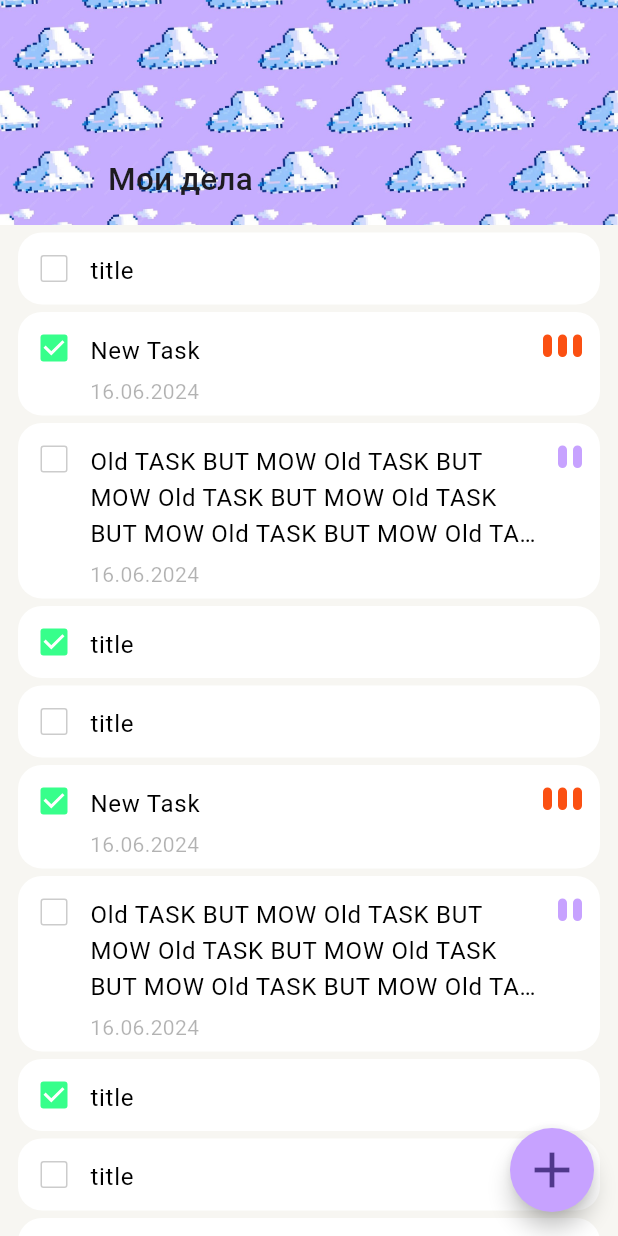
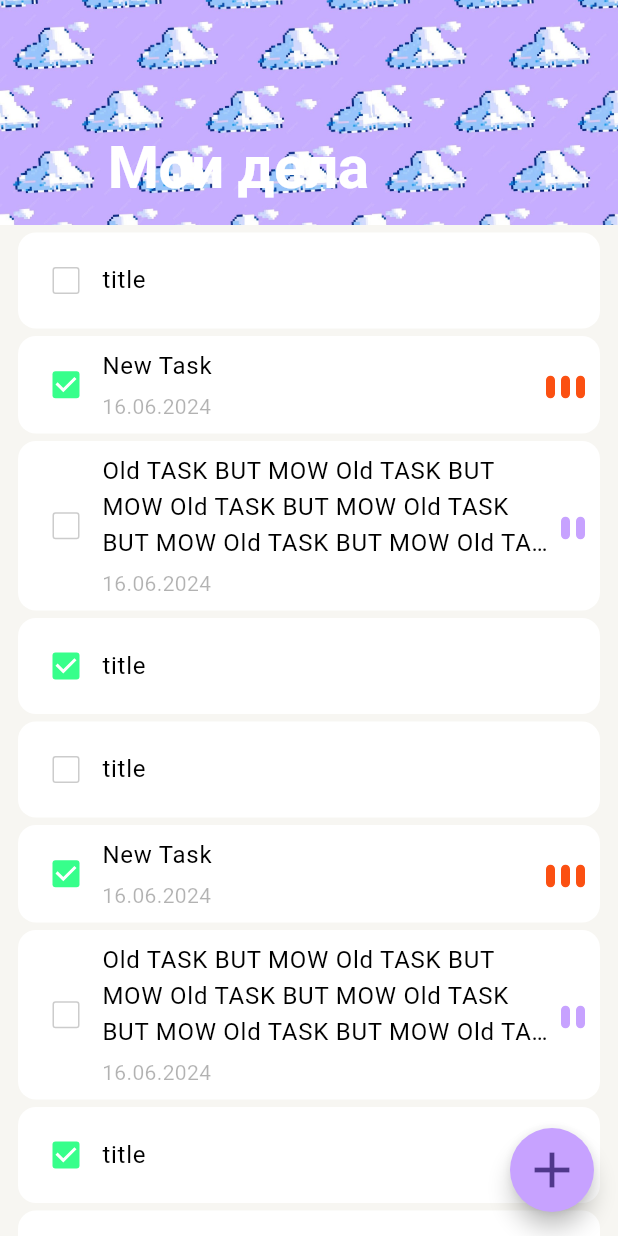
Before and after one commit to PumpkinJuce/todo_list, a Flutter app: the screen it shows after launch, on a phone screen of 412 x 824 dp. Run offline on Flutter 3.47's test engine with Material 3 defaults, Android fonts, the phone set to English and light mode, and no system bars; drawn by our look-alikes of flutter_slidable; our stand-ins replace equatable, logger.

Commit message:
HW-1: MainPage view fixes

```diff
--- a/todo_list/lib/app_ui_kit/components/app_theme_data.dart
+++ b/todo_list/lib/app_ui_kit/components/app_theme_data.dart
@@ -18,7 +18,7 @@ final ThemeData lightTheme = ThemeData(
   ),
   textTheme: const TextTheme(
     displayLarge: TextStyle(
-      fontSize: 32,
+      fontSize: 26,
       fontWeight: FontWeight.w700,
       color: AppColors.black,
       overflow: TextOverflow.ellipsis,
--- a/todo_list/lib/domain/data/task_model.dart
+++ b/todo_list/lib/domain/data/task_model.dart
@@ -1,7 +1,6 @@
-import 'dart:ui';
+import 'package:equatable/equatable.dart';
 
-import 'package:equatable/equatable.dart';
-import 'package:todo_list/app_ui_kit/app_ui_kit.dart';
+enum PriorityLevel { low, medium, heigh }
 
 class TaskModel extends Equatable {
   const TaskModel({
@@ -27,13 +26,3 @@ class TaskModel extends Equatable {
         priority,
       ];
 }
-
-enum PriorityLevel {
-  low(0, AppColors.gray),
-  medium(2, AppColors.blue),
-  height(3, AppColors.red);
-
-  const PriorityLevel(this.iconCount, this.color);
-  final int iconCount;
-  final Color color;
-}
--- a/todo_list/lib/domain/mock_data.dart
+++ b/todo_list/lib/domain/mock_data.dart
@@ -11,7 +11,7 @@ final mockTasks = [
       description: 'description',
       date: DateTime.now(),
       isDone: true,
-      priority: PriorityLevel.height),
+      priority: PriorityLevel.heigh),
   TaskModel(
     title: 'Old TASK BUT MOW Old TASK BUT MOW Old TASK BUT MOW Old TASK BUT MOW Old TASK BUT MOW Old TASK BUT MOW ',
     description: 'description',
@@ -34,7 +34,7 @@ final mockTasks = [
       description: 'description',
       date: DateTime.now(),
       isDone: true,
-      priority: PriorityLevel.height),
+      priority: PriorityLevel.heigh),
   TaskModel(
     title: 'Old TASK BUT MOW Old TASK BUT MOW Old TASK BUT MOW Old TASK BUT MOW Old TASK BUT MOW Old TASK BUT MOW ',
     description: 'description',
@@ -57,7 +57,7 @@ final mockTasks = [
       description: 'description',
       date: DateTime.now(),
       isDone: true,
-      priority: PriorityLevel.height),
+      priority: PriorityLevel.heigh),
   TaskModel(
     title: 'Old TASK BUT MOW Old TASK BUT MOW Old TASK BUT MOW Old TASK BUT MOW Old TASK BUT MOW Old TASK BUT MOW ',
     description: 'description',
--- a/todo_list/lib/presentation/main_page/main_page.dart
+++ b/todo_list/lib/presentation/main_page/main_page.dart
@@ -33,7 +33,9 @@ class MainPage extends StatelessWidget {
               ),
               title: Text(
                 'Мои дела',
-                style: Theme.of(context).textTheme.labelLarge,
+                style: Theme.of(context).textTheme.displayLarge?.copyWith(
+                      color: AppColors.white,
+                    ),
               ),
             ),
           ),
--- a/todo_list/lib/presentation/main_page/widgets/priority_indicator.dart
+++ b/todo_list/lib/presentation/main_page/widgets/priority_indicator.dart
@@ -1,6 +1,19 @@
 import 'package:flutter/material.dart';
 import 'package:todo_list/app_ui_kit/components/app_colors.dart';
 import 'package:todo_list/domain/data/task_model.dart';
+
+extension PriorityLevelExtension on PriorityLevel {
+  int get iconCount => switch (this) {
+        PriorityLevel.low => 0,
+        PriorityLevel.medium => 2,
+        PriorityLevel.heigh => 3,
+      };
+  Color get iconColor => switch (this) {
+        PriorityLevel.low => AppColors.gray,
+        PriorityLevel.medium => AppColors.blue,
+        PriorityLevel.heigh => AppColors.red,
+      };
+}
 
 class PriorityIndicator extends StatelessWidget {
   const PriorityIndicator(this.level, {super.key});
@@ -16,7 +29,7 @@ class PriorityIndicator extends StatelessWidget {
         return Padding(
           padding: const EdgeInsets.symmetric(horizontal: 2.0),
           child: _LevelIcon(
-            color: level.color,
+            color: level.iconColor,
           ),
         );
       }),
--- a/todo_list/lib/presentation/main_page/widgets/todo_list_item.dart
+++ b/todo_list/lib/presentation/main_page/widgets/todo_list_item.dart
@@ -39,7 +39,7 @@ class TodoListItem extends StatelessWidget {
       index: index,
       child: Container(
         decoration: BoxDecoration(
-          borderRadius: BorderRadius.circular(16),
+          borderRadius: BorderRadius.circular(12),
           color: AppColors.backSecondary,
         ),
         margin: const EdgeInsets.only(
@@ -47,8 +47,9 @@ class TodoListItem extends StatelessWidget {
           right: 12,
           top: 5,
         ),
+        padding: const EdgeInsets.all(8),
         child: Row(
-          crossAxisAlignment: CrossAxisAlignment.start,
+          crossAxisAlignment: CrossAxisAlignment.center,
           mainAxisSize: MainAxisSize.min,
           children: [
             Checkbox(
@@ -57,12 +58,6 @@ class TodoListItem extends StatelessWidget {
               onChanged: (bool? value) {},
             ),
             Expanded(
-              child: Padding(
-                  padding: const EdgeInsets.only(
-                    top: 14,
-                    bottom: 6,
-                    right: 6,
-                  ),
               child: Column(
                 crossAxisAlignment: CrossAxisAlignment.start,
                 mainAxisSize: MainAxisSize.min,
@@ -74,16 +69,13 @@ class TodoListItem extends StatelessWidget {
                   ),
                   _date(context),
                 ],
-                  )),
               ),
-            // const Icon(
-            //   Icons.info_outline,
-            //   color: AppColors.labelTertiary,
-            // ),
+            ),
+            const SizedBox(width: 3),
             Padding(
-              padding: const EdgeInsets.only(top: 15, right: 10),
+              padding: const EdgeInsets.only(top: 3),
               child: PriorityIndicator(task.priority),
-            )
+            ),
           ],
         ),
       ),
```
Lines whose indentation alone changed are shown as unchanged.
